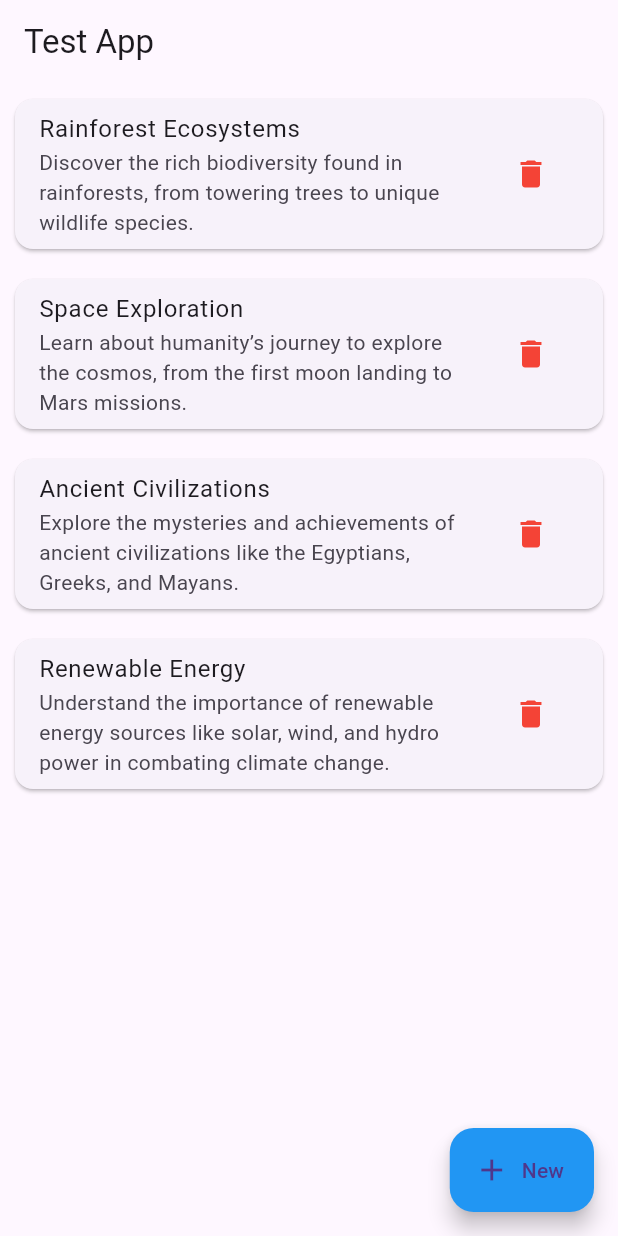
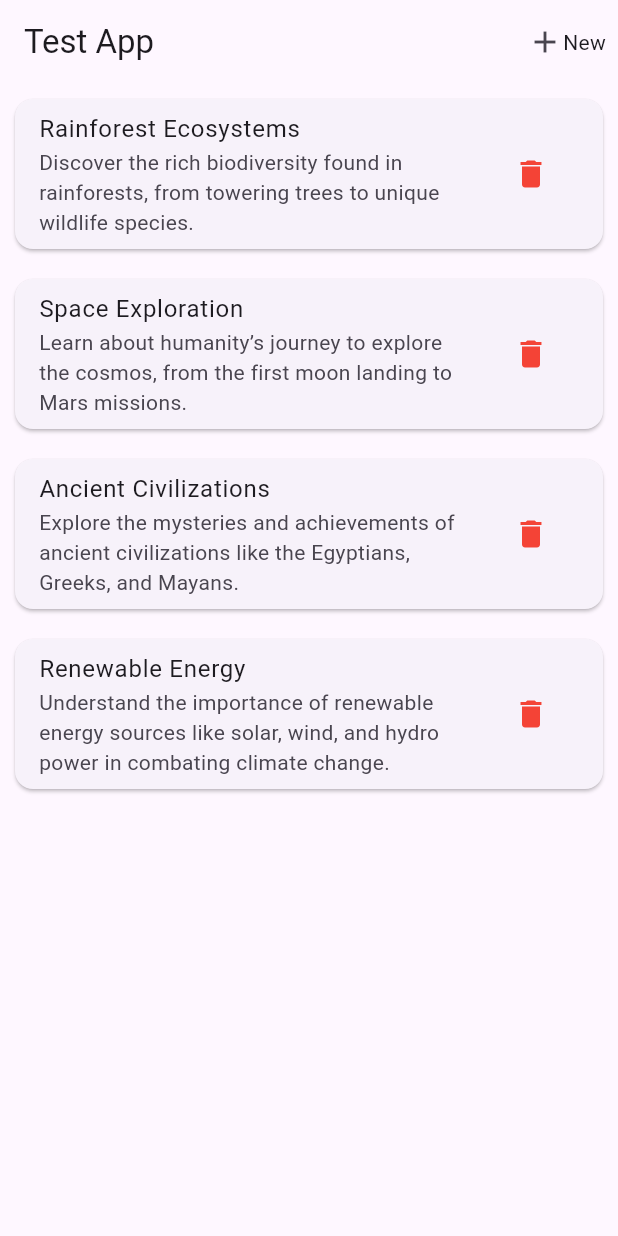
Before and after one commit to Reagandennis/testapp_note, a Flutter app: the screen it shows after launch, on a phone screen of 412 x 824 dp. Run offline on Flutter 3.47's test engine with Material 3 defaults, Android fonts, the phone set to English and light mode, and no system bars.

Commit message:
moved the new button to the top of the navigation bar

```diff
--- a/lib/main.dart
+++ b/lib/main.dart
@@ -1,4 +1,4 @@
-// ignore_for_file: use_key_in_widget_constructors
+// ignore_for_file: prefer_const_constructors, prefer_const_literals_to_create_immutables
 
 import 'package:flutter/material.dart';
 import 'add_item_form.dart';
@@ -68,6 +68,17 @@ class _ItemListScreenState extends State<ItemListScreen> {
     return Scaffold(
       appBar: AppBar(
         title: Text('Test App'),
+        actions: [
+          IconButton(
+            icon: Row(
+              children: [
+                Icon(Icons.add),
+                Text('New'),
+              ],
+            ),
+            onPressed: () => _navigateToAddItem(context),
+          ),
+        ],
       ),
       body: ListView.builder(
         itemCount: _items.length,
@@ -85,12 +96,6 @@ class _ItemListScreenState extends State<ItemListScreen> {
           );
         },
       ),
-      floatingActionButton: FloatingActionButton.extended(
-        onPressed: () => _navigateToAddItem(context),
-        label: Text('New'),
-        icon: Icon(Icons.add),
-        backgroundColor: Colors.blue,
-      ),
     );
   }
 }
```
